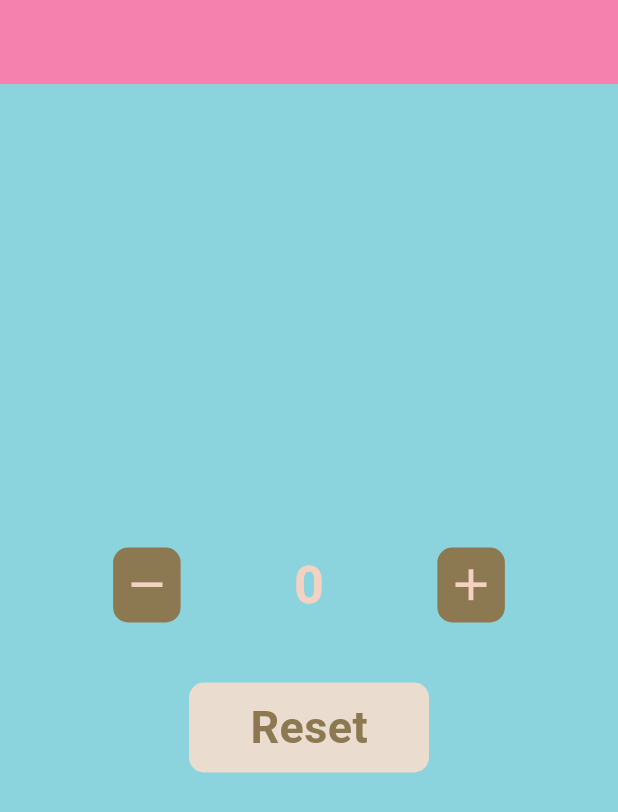
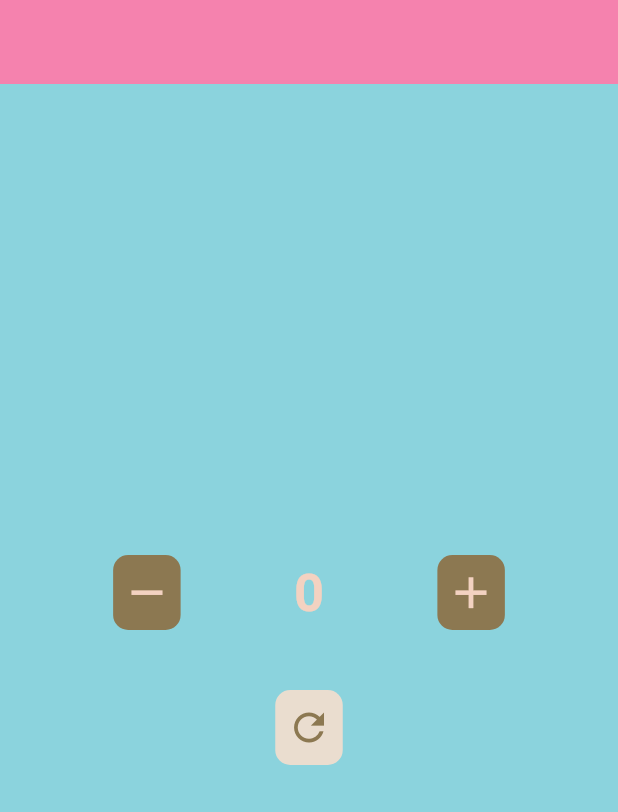
Before and after one commit to yyBasiony/counter, a Flutter app: the screen it shows after launch, on a phone screen of 412 x 824 dp. Shown: the top 812 px of the screen. Run offline on Flutter 3.47's test engine with Material 3 defaults, Android fonts, the phone set to English and light mode, and no system bars.

Commit message:
use last inkwell in class bottomWithInkwell

```diff
--- a/lib/home_page.dart
+++ b/lib/home_page.dart
@@ -50,18 +50,12 @@ class _homePageState extends State<homePage> {
                 ],
               ),
               SizedBox(height: 40,),
-              InkWell(
+              bottomWithInkwell(
+                icon: Icons.refresh,
                 onTap: resetNum,
-                child: Container(
-                  height: 60,
-                  width: 160,
-                  decoration: BoxDecoration(
-                    color: Color(0xFFeaddcf),
-                    borderRadius: BorderRadius.circular(10),
-
-                  ),
-                  child: Center(child: Text("Reset",style: TextStyle(fontSize: 30,fontWeight: FontWeight.w700,color: Color(0xFF8c7851)),)),
-                ),
+                size: 30.0,
+                iconColor: Color(0xFF8c7851),
+                backgroundColor: Color(0xFFeaddcf),
               ),
             ],
           ),
```
